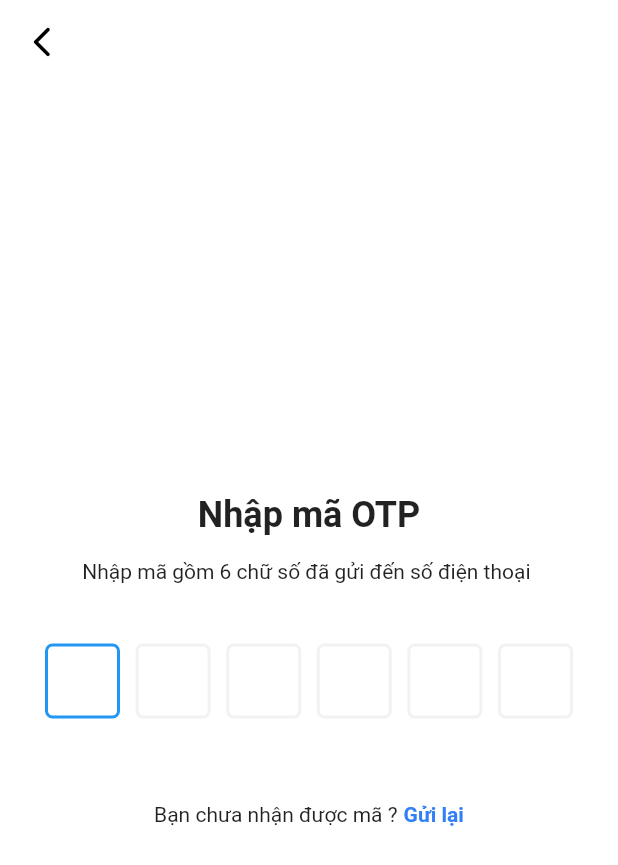
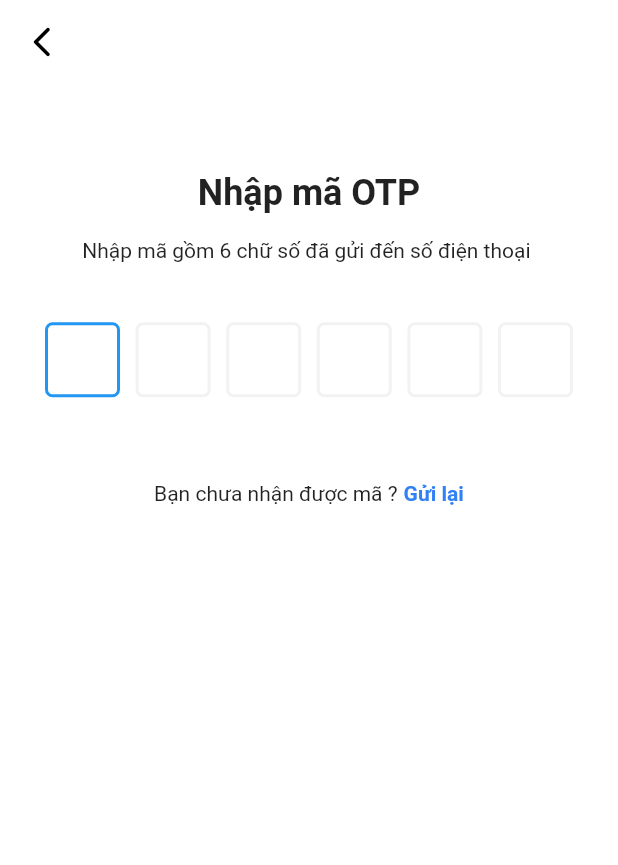
Before and after one commit to QuangBlue/onelife_app, a Flutter app: the LoginPinCodeView screen opened directly with empty values, on a phone screen of 412 x 824 dp. Shown: the top 865 px of the screen. Run offline on Flutter 3.47's test engine with Material 2 defaults, Android fonts, the phone set to English and light mode, and no system bars; drawn by our look-alikes of pin_code_fields; our stand-ins replace cached_network_image, flutter_spinkit, flutter_svg, get, get_storage, graphql_flutter; missing offline and left inert: sliding_up_panel2; accounts and stored records are empty.

Commit message:
update: login flow

```diff
--- a/lib/app/common/values/constants.dart
+++ b/lib/app/common/values/constants.dart
@@ -2,4 +2,5 @@ abstract class Constants {
   // static const String baseUrl = 'https://jsonplaceholder.typicode.com/';
   static const String tokenKey = 'TOKEN_KEY';
   static const String accessToken = 'ACCESS_TOKEN';
+  static const String refreshToken = 'REFRESH_TOKEN';
 }
--- a/lib/app/common/widgets/custom_text_button.dart
+++ b/lib/app/common/widgets/custom_text_button.dart
@@ -103,7 +103,7 @@ class _BaseButtonState extends State<BaseButton> {
           child: isLoading
               ? CustomSpinKitThreeFading(
                   color: AppColors.white,
-                  size: 12,
+                  size: 10,
                 )
               : widget.child,
         ),
--- a/lib/app/modules/home/controllers/home_controller.dart
+++ b/lib/app/modules/home/controllers/home_controller.dart
@@ -4,7 +4,6 @@ import 'package:onelife_app/app/common/utils/utils.dart';
 import 'package:onelife_app/app/data/models/me_model.dart';
 import 'package:onelife_app/app/data/providers/text_graphql.dart';
 import 'package:onelife_app/app/data/services/user_service.dart';
-import 'package:onelife_app/app/modules/home/views/home_view.dart';
 import 'package:onelife_app/app/modules/home/views/widgets/body_account.dart';
 import 'package:onelife_app/app/modules/home/views/widgets/body_home.dart';
 import 'package:onelife_app/app/modules/home/views/widgets/body_qr.dart';
@@ -40,7 +39,7 @@ class HomeController extends GetxController with TextGraphQLProvider {
   double positionProgressBarPoint(double value) =>
       value * (Get.width - 64 - 24) / 10;
   double positionProgressBar(double value) =>
-      value * (Get.width - 64 - 24) / 10 + 22;
+      value * (Get.width - 64 - 24) / 10 + 21;
 
   void handlePressScanQr() {
     final bool checkAuth = Utils.checkIsAuth();
--- a/lib/app/modules/login/views/login_view.dart
+++ b/lib/app/modules/login/views/login_view.dart
@@ -79,6 +79,7 @@ class LoginView extends GetView<LoginController> {
               ),
               CustomButton(
                 onPressed: controller.handleLogin,
+                showLoading: true,
                 child: const Text(
                   'Tiếp tục',
                   style: TextStyle(
--- a/lib/app/modules/login_pin_code/arguments/login_pin_code_arguments.dart
+++ b/lib/app/modules/login_pin_code/arguments/login_pin_code_arguments.dart
@@ -1,7 +1,8 @@
 import 'package:onelife_app/app/data/models/send_otp_model.dart';
 
 class LoginPinCodeArguments {
-  LoginPinCodeArguments({required this.sendOtp});
+  LoginPinCodeArguments({required this.sendOtp, required this.phoneNumber});
 
   final SendOtpModel sendOtp;
+  final String phoneNumber;
 }
--- a/lib/app/modules/login_pin_code/controllers/login_pin_code_controller.dart
+++ b/lib/app/modules/login_pin_code/controllers/login_pin_code_controller.dart
@@ -2,17 +2,44 @@ import 'dart:async';
 
 import 'package:flutter/material.dart';
 import 'package:get/get.dart';
+import 'package:onelife_app/app/common/storage/storage.dart';
+import 'package:onelife_app/app/common/utils/utils.dart';
+import 'package:onelife_app/app/common/values/constants.dart';
+import 'package:onelife_app/app/data/models/verify_otp_input_model.dart';
+import 'package:onelife_app/app/data/providers/auth_providers.dart';
 import 'package:onelife_app/app/modules/login_pin_code/arguments/login_pin_code_arguments.dart';
+import 'package:onelife_app/app/routes/app_pages.dart';
 import 'package:pin_code_fields/pin_code_fields.dart';
 
-class LoginPinCodeController extends GetxController {
-  final arguments = Get.arguments as LoginPinCodeArguments;
+class LoginPinCodeController extends GetxController with AuthProvider {
+  final LoginPinCodeArguments arguments =
+      Get.arguments as LoginPinCodeArguments;
 
-  final TextEditingController textEditingController = TextEditingController();
+  final TextEditingController pinCodeController = TextEditingController();
   final StreamController<ErrorAnimationType>? errorController =
       StreamController<ErrorAnimationType>();
   bool hasError = false;
   String currentText = "";
   final formKey = GlobalKey<FormState>();
   final RxString phoneNumber = "".obs;
+
+  @override
+  void onInit() {
+    phoneNumber.value = arguments.phoneNumber;
+    super.onInit();
+  }
+
+  Future<void> handleVerifyOtpInput() async {
+    final VerifyOtpInputModel result = await Utils.callLoading(
+        verifyOtpInput(phoneNumber.value, pinCodeController.text));
+
+    if (result.accessToken != null) {
+      Storage.saveValue(Constants.accessToken, result.accessToken);
+      Storage.saveValue(Constants.refreshToken, result.refreshToken);
+
+      Get.until((route) => route.settings.name == Routes.HOME);
+    }
+
+    print(Storage.getValue(Constants.accessToken));
+  }
 }
--- a/lib/app/modules/login_pin_code/views/login_pin_code_view.dart
+++ b/lib/app/modules/login_pin_code/views/login_pin_code_view.dart
@@ -13,10 +13,12 @@ class LoginPinCodeView extends GetView<LoginPinCodeController> {
   Widget build(BuildContext context) {
     return BaseScaffold(
       showAppBar: true,
-      body: Center(
-        child: Column(
-          mainAxisAlignment: MainAxisAlignment.center,
+      body: Column(
+        // mainAxisAlignment: MainAxisAlignment.center,
         children: [
+          SizedBox(
+            height: Get.height / 14,
+          ),
           const Text(
             'Nhập mã OTP',
             style: TextStyle(
@@ -27,8 +29,10 @@ class LoginPinCodeView extends GetView<LoginPinCodeController> {
           const SizedBox(
             height: 16,
           ),
-            Text(
+          Obx(
+            () => Text(
                 'Nhập mã gồm 6 chữ số đã gửi đến số điện thoại ${controller.phoneNumber}'),
+          ),
           const SizedBox(
             height: 32,
           ),
@@ -61,15 +65,11 @@ class LoginPinCodeView extends GetView<LoginPinCodeController> {
                   animationDuration: const Duration(milliseconds: 300),
                   enableActiveFill: true,
                   errorAnimationController: controller.errorController,
-                    controller: controller.textEditingController,
+                  controller: controller.pinCodeController,
                   keyboardType: TextInputType.number,
-
-                    onCompleted: (v) {
-                      debugPrint("Completed");
+                  onCompleted: (pinCode) {
+                    controller.handleVerifyOtpInput();
                   },
-                    // onTap: () {
-                    //   print("Pressed");
-                    // },
                   onChanged: (value) {
                     debugPrint(value);
                   },
@@ -102,7 +102,6 @@ class LoginPinCodeView extends GetView<LoginPinCodeController> {
           ),
         ],
       ),
-      ),
     );
   }
 }
```
Also changed, not shown: lib/app/common/utils/snackbar_util.dart (added, +75 -0 lines), lib/app/common/utils/utils.dart (+26 -0 lines), lib/app/data/providers/auth_providers.dart (+16 -21 lines), lib/app/modules/login/controllers/login_controller.dart (+16 -1 lines). Lines whose indentation alone changed are shown as unchanged.
